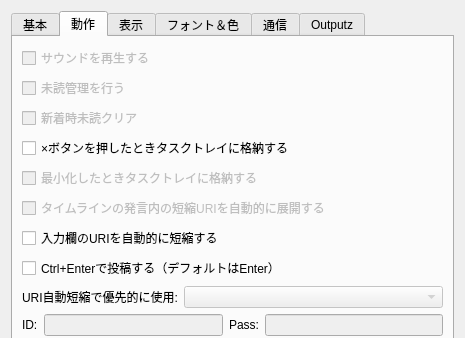
First picture: the form in settingdialog.ui, repository plus7/Qween, before the edit; both pictures show x 0 to 465 and y 0 to 338 of the 465 by 571 pixel window.
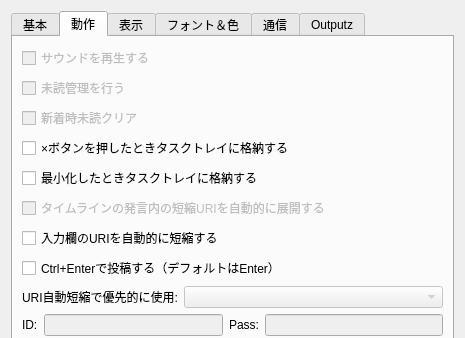
Second picture: the form after the edit.

The edit to the form file:
```diff
--- a/settingdialog.ui
+++ b/settingdialog.ui
@@ -290,7 +290,7 @@
          <item>
           <widget class="QCheckBox" name="checkBox_16">
            <property name="enabled">
-            <bool>false</bool>
+            <bool>true</bool>
            </property>
            <property name="text">
             <string>最小化したときタスクトレイに格納する</string>
```
Left out of the diff: 2 changed lines with no effect on the pictures.
